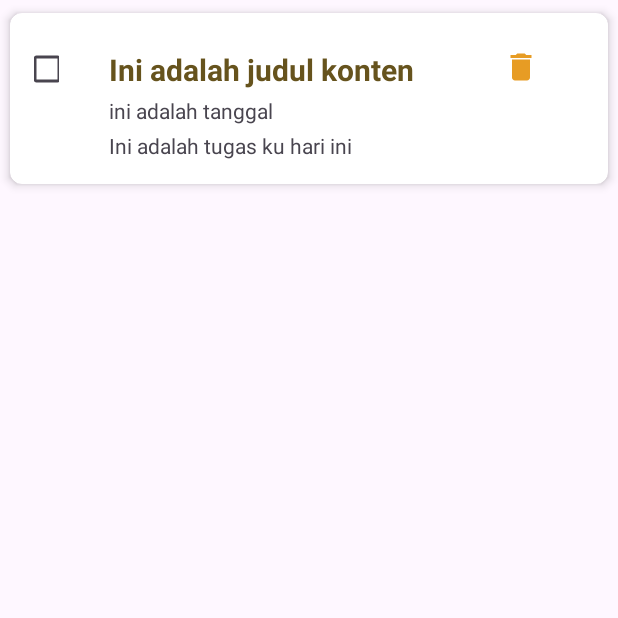
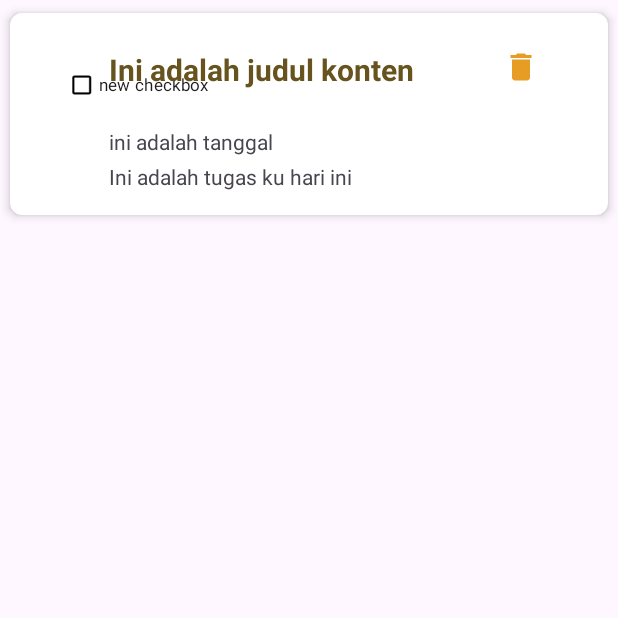
Before and after one commit to Bersama-Team/MariNugas, an Android app: the list_tugas screen opened directly, with no data from a screen before it, on a phone screen of 412 x 824 dp, the top half of it. Run offline under Robolectric (Android 15) with nearby library versions, the phone set to English and light mode, and no system bars.

Commit message:
perbaiki checkbox

```diff
--- a/app/src/main/res/layout/activity_list_tugas.xml
+++ b/app/src/main/res/layout/activity_list_tugas.xml
@@ -22,14 +22,16 @@
                 android:orientation="horizontal"
                 android:layout_marginTop="8dp">
 
+
                 <CheckBox
                     android:id="@+id/checkbox_list"
-                    android:layout_width="24dp"
-                    android:layout_height="24dp"
-                    android:layout_alignParentEnd="true"
-                    android:layout_marginEnd="350dp"
-                    android:layout_centerVertical="true"
-                    android:onClick="onCheckboxClicked" />
+                    android:layout_width="wrap_content"
+                    android:layout_height="wrap_content"
+                    android:text="new checkbox"
+                    android:textSize="16sp"
+                    android:scaleX="0.7"
+                    android:scaleY="0.7"
+                    android:buttonTint="#000000"/>
 
                 <TextView
                     android:id="@+id/titleTextView"
```
Also changed, not shown: 1 other file.
